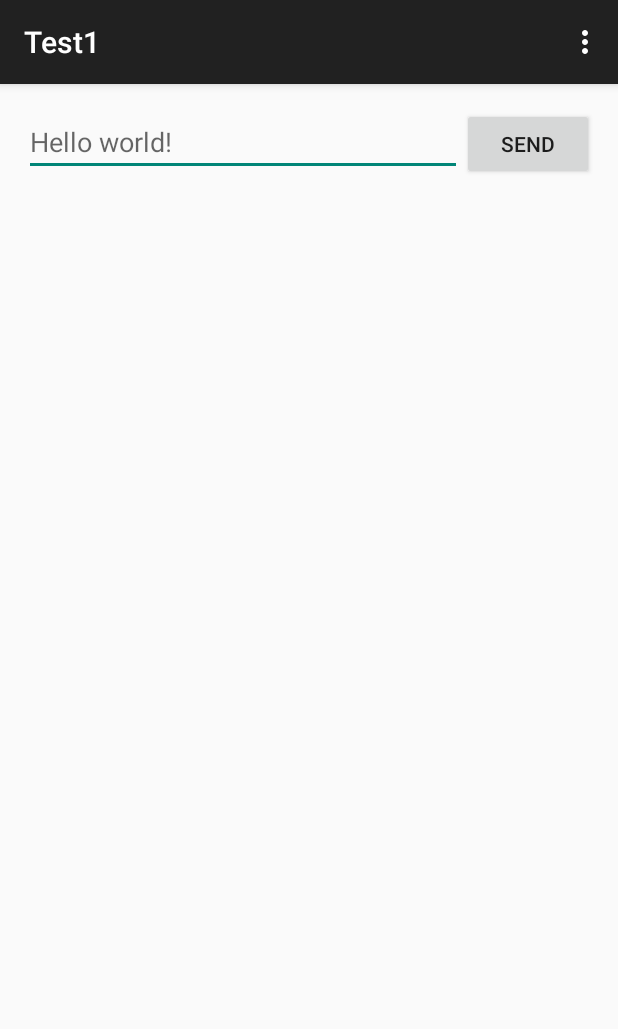
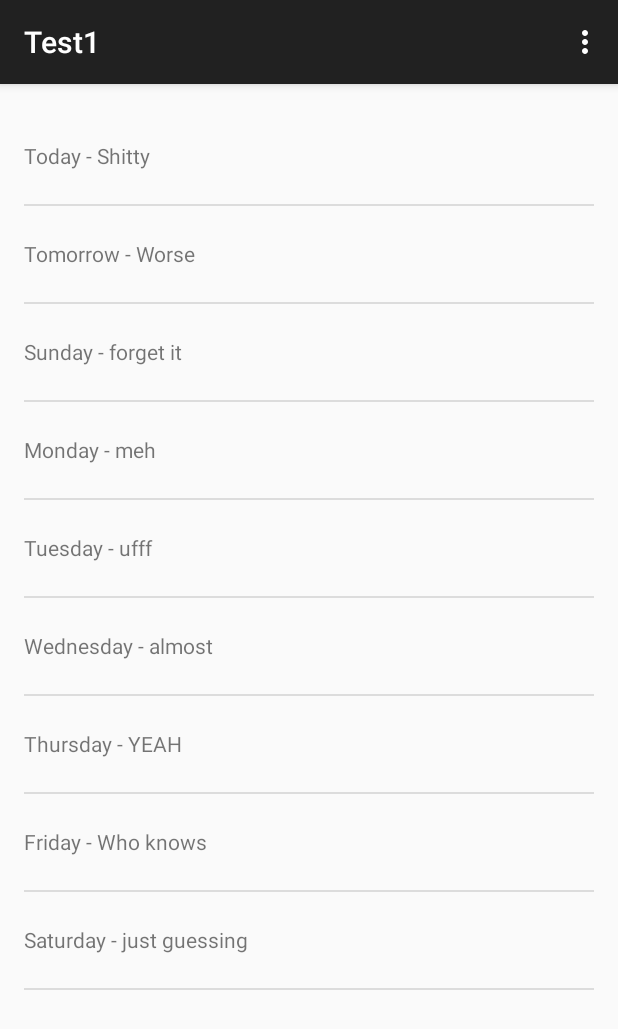
Before and after one commit to camiloaa/AndroidTest1, an Android app: the screen it shows after launch (MainActivity), on a phone screen of 412 x 824 dp. Shown: the top 1029 px of the screen. Run offline under Robolectric (Android 15) with nearby library versions, the phone set to English and light mode, and no system bars.

Commit message:
Done with layout lesson

```diff
--- a/app/src/main/java/com/example/caar/test1/MainActivityFragment.java
+++ b/app/src/main/java/com/example/caar/test1/MainActivityFragment.java
@@ -1,10 +1,27 @@
 package com.example.caar.test1;
 
+import android.os.AsyncTask;
 import android.support.v4.app.Fragment;
 import android.os.Bundle;
+import android.util.Log;
 import android.view.LayoutInflater;
+import android.view.Menu;
+import android.view.MenuInflater;
+import android.view.MenuItem;
 import android.view.View;
 import android.view.ViewGroup;
+import android.widget.ArrayAdapter;
+import android.widget.ListView;
+
+import java.io.BufferedReader;
+import java.io.IOException;
+import java.io.InputStream;
+import java.io.InputStreamReader;
+import java.net.HttpURLConnection;
+import java.net.URL;
+import java.util.ArrayList;
+import java.util.Arrays;
+import java.util.List;
 
 
 /**
@@ -16,8 +33,115 @@ public class MainActivityFragment extends Fragment {
     }
 
     @Override
+    public void onCreate(Bundle savedInstance) {
+        super.onCreate(savedInstance);
+        setHasOptionsMenu(true);
+    }
+
+    @Override
+    public void onCreateOptionsMenu(Menu menu, MenuInflater menuInflater) {
+        menuInflater.inflate(R.menu.forecastfragment, menu);
+    }
+
+    @Override
+    public boolean onOptionsItemSelected(MenuItem item) {
+        int id = item.getItemId();
+        return id == R.id.action_refresh || super.onOptionsItemSelected(item);
+    }
+
+    @Override
     public View onCreateView(LayoutInflater inflater, ViewGroup container,
                              Bundle savedInstanceState) {
-        return inflater.inflate(R.layout.fragment_main, container, false);
+        String[] data = {
+                "Today - Shitty",
+                "Tomorrow - Worse",
+                "Sunday - forget it",
+                "Monday - meh",
+                "Tuesday - ufff",
+                "Wednesday - almost",
+                "Thursday - YEAH",
+                "Friday - Who knows",
+                "Saturday - just guessing"
+        };
+        List<String> weekForecast = new ArrayList<>(Arrays.asList(data));
+        ArrayAdapter<String> forecastAdapter = new ArrayAdapter<>(
+                getActivity(),
+                R.layout.list_item_forecast,
+                R.id.list_item_forecast_textview,
+                weekForecast);
+        View rootView = inflater.inflate(R.layout.fragment_main, container, false);
+        ListView listview = (ListView) rootView.findViewById(R.id.listview_forecast);
+        listview.setAdapter(forecastAdapter);
+        return rootView;
+    }
+
+    public class FetchWeatherTask extends AsyncTask <Void, Void, Void> {
+
+        private final String LOG_TAG = FetchWeatherTask.class.getSimpleName();
+
+        @Override
+        protected Void doInBackground(Void... params) {
+            // These two need to be declared outside the try/catch
+            // so that they can be closed in the finally block.
+            HttpURLConnection urlConnection = null;
+            BufferedReader reader = null;
+
+            // Will contain the raw JSON response as a string.
+            // String forecastJsonStr = null;
+
+            try {
+                // Construct the URL for the OpenWeatherMap query
+                // Possible parameters are avaiable at OWM's forecast API page, at
+                // http://openweathermap.org/API#forecast
+                URL url = new URL("http://api.openweathermap.org/data/2.5/weather?q=Gothenburg,se&units=metric");
+
+                // Create the request to OpenWeatherMap, and open the connection
+                urlConnection = (HttpURLConnection) url.openConnection();
+                urlConnection.setRequestMethod("GET");
+                urlConnection.connect();
+
+                // Read the input stream into a String
+                InputStream inputStream = urlConnection.getInputStream();
+                StringBuilder buffer = new StringBuilder();
+                if (inputStream == null) {
+                    // Nothing to do.
+                    return null;
+                }
+                reader = new BufferedReader(new InputStreamReader(inputStream));
+
+                String line;
+                while ((line = reader.readLine()) != null) {
+                    // Since it's JSON, adding a newline isn't necessary (it won't affect parsing)
+                    // But it does make debugging a *lot* easier if you print out the completed
+                    // buffer for debugging.
+                    line += "\n";
+                    buffer.append(line);
+                }
+
+                if (buffer.length() == 0) {
+                    // Stream was empty.  No point in parsing.
+                    return null;
+                }
+                // forecastJsonStr = buffer.toString();
+            } catch (IOException e) {
+                Log.e(LOG_TAG, "Error ", e);
+                // If the code didn't successfully get the weather data, there's no point in attemping
+                // to parse it.
+                return null;
+            } finally {
+                if (urlConnection != null) {
+                    urlConnection.disconnect();
+                }
+                if (reader != null) {
+                    try {
+                        reader.close();
+                    } catch (final IOException e) {
+                        Log.e(LOG_TAG, "Error closing stream", e);
+                    }
+                }
+            }
+            return null;
+        }
+
     }
 }
--- a/app/src/main/res/layout/fragment_main.xml
+++ b/app/src/main/res/layout/fragment_main.xml
@@ -1,4 +1,4 @@
-<LinearLayout xmlns:android="http://schemas.android.com/apk/res/android"
+<FrameLayout xmlns:android="http://schemas.android.com/apk/res/android"
     xmlns:tools="http://schemas.android.com/tools" android:layout_width="match_parent"
     android:layout_height="match_parent" android:paddingLeft="@dimen/activity_horizontal_margin"
     android:paddingRight="@dimen/activity_horizontal_margin"
@@ -7,23 +7,9 @@
     android:orientation="vertical"
     android:weightSum="1">
 
-    <LinearLayout
+    <ListView
         android:layout_width="match_parent"
         android:layout_height="match_parent"
-        android:layout_weight="1.14">
-
-        <EditText
-            android:layout_weight="1"
-            android:layout_width="0dp"
-            android:layout_height="wrap_content"
-            android:id="@+id/editText"
-            android:hint="@string/hello_world"/>
-
-        <Button
-            android:layout_width="wrap_content"
-            android:layout_height="wrap_content"
-            android:text="@string/send"
-            android:id="@+id/button" />
-
-    </LinearLayout>
-</LinearLayout>
+        android:id="@+id/listview_forecast">
+    </ListView>
+</FrameLayout>
--- /dev/null
+++ b/app/src/main/res/layout/list_item_forecast.xml
@@ -0,0 +1,9 @@
+<?xml version="1.0" encoding="utf-8"?>
+<TextView xmlns:android="http://schemas.android.com/apk/res/android"
+    android:layout_width="match_parent"
+    android:layout_height="wrap_content"
+    android:minHeight="?android:attr/listPreferredItemHeight"
+    android:gravity="center_vertical"
+    android:id="@+id/list_item_forecast_textview">
+
+</TextView>
--- /dev/null
+++ b/app/src/main/res/menu/forecastfragment.xml
@@ -0,0 +1,7 @@
+<?xml version="1.0" encoding="utf-8"?>
+<menu xmlns:android="http://schemas.android.com/apk/res/android"
+xmlns:app="http://schemas.android.com/apk/res-auto"
+xmlns:tools="http://schemas.android.com/tools" tools:context=".MainActivityFragment">
+<item android:id="@+id/action_refresh" android:title="@string/action_refresh"
+    app:showAsAction="never" />
+</menu>
--- a/app/src/main/res/values/strings.xml
+++ b/app/src/main/res/values/strings.xml
@@ -3,4 +3,5 @@
     <string name="hello_world">Hello world!</string>
     <string name="send">Send</string>
     <string name="action_settings">Settings</string>
+    <string name="action_refresh">Refresh</string>
 </resources>
```
